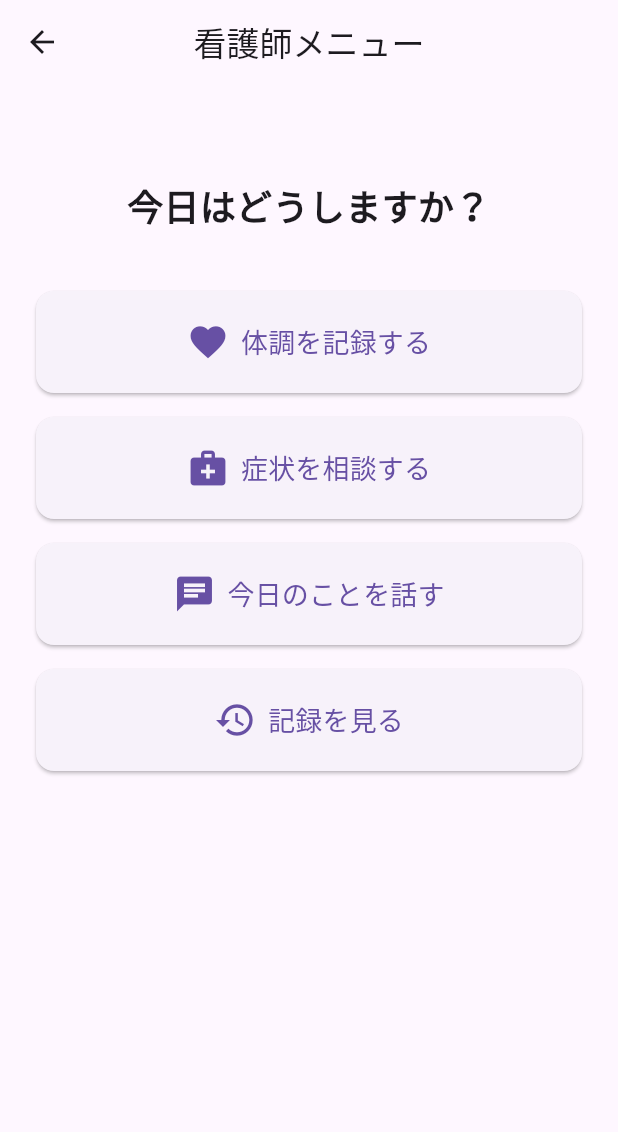
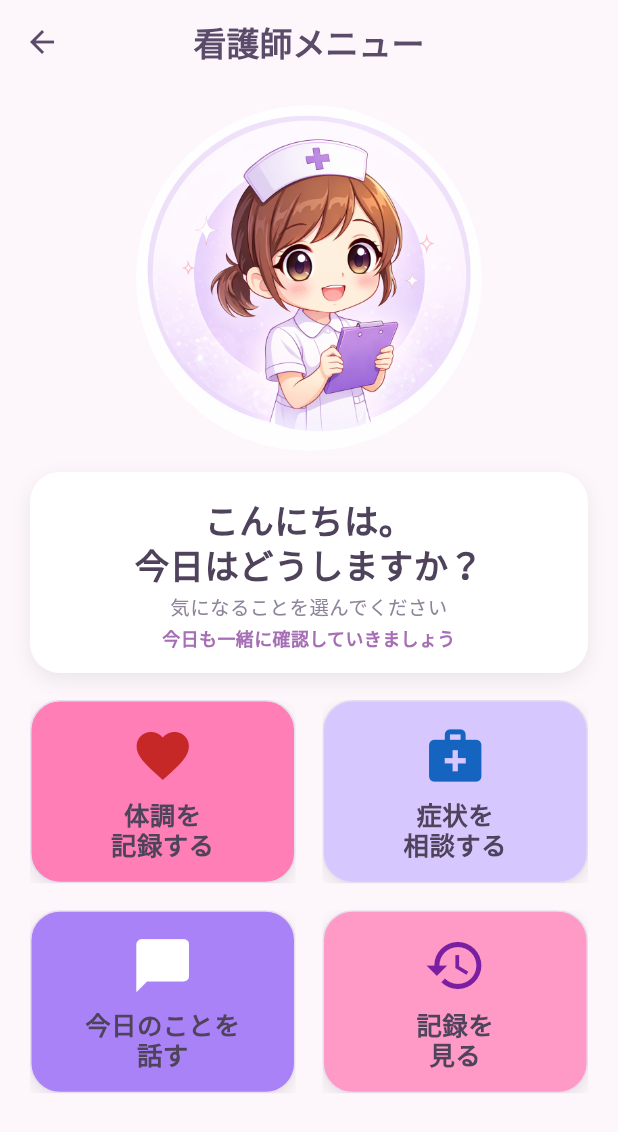
Before and after one commit to mikuishidaq6-del/medical_metaverse, a Flutter app: the NurseMenuScreen screen opened directly with empty values, on a phone screen of 412 x 824 dp. Shown: the top 1132 px of the screen. Run offline on Flutter 3.47's test engine with Material 3 defaults, Android fonts, the phone set to English and light mode, and no system bars.

Commit message:
UI improvement: nurse menu screen design

```diff
--- a/lib/screens/health_history_screen.dart
+++ b/lib/screens/health_history_screen.dart
@@ -90,8 +90,7 @@ class _HealthHistoryScreenState extends State<HealthHistoryScreen> {
                     ),
                     SizedBox(height: 8),
                     Text(
-                      '最近体調が改善されているようですね。これまでの頑張りが報われています。
-引き続き、無理のない範囲でお過ごしください。',
+                      '最近体調が改善されているようですね。これまでの頑張りが報われています。引き続き、無理のない範囲でお過ごしください。',
                     ),
                   ],
                 ),
--- a/lib/screens/nurse_menu_screen.dart
+++ b/lib/screens/nurse_menu_screen.dart
@@ -7,33 +7,109 @@ class NurseMenuScreen extends StatelessWidget {
   final String diseaseType;
 
   const NurseMenuScreen({
-    Key? key,
+    super.key,
     required this.diseaseType,
-  }) : super(key: key);
+  });
 
   @override
   Widget build(BuildContext context) {
+    final double avatarRadius = MediaQuery.of(context).size.width * 0.28;
+
     return Scaffold(
+      backgroundColor: const Color(0xFFFDF7FB),
       appBar: AppBar(
-        title: const Text('看護師メニュー'),
+        backgroundColor: const Color(0xFFFDF7FB),
+        elevation: 0,
         centerTitle: true,
+        iconTheme: const IconThemeData(color: Color(0xFF5B4B6A)),
+        title: const Text(
+          '看護師メニュー',
+          style: TextStyle(
+            color: Color(0xFF5B4B6A),
+            fontWeight: FontWeight.bold,
           ),
-      body: Padding(
-        padding: const EdgeInsets.all(24.0),
+        ),
+      ),
+      body: SafeArea(
+        child: Padding(
+          padding: const EdgeInsets.symmetric(horizontal: 20, vertical: 10),
           child: Column(
-          crossAxisAlignment: CrossAxisAlignment.stretch,
             children: [
-            const SizedBox(height: 40),
-            const Text(
-              '今日はどうしますか？',
+              const SizedBox(height: 4),
+              CircleAvatar(
+                radius: avatarRadius,
+                backgroundColor: const Color(0xFFF7F0FF),
+                backgroundImage: const AssetImage('assets/nurse.png'),
+              ),
+              const SizedBox(height: 14),
+              Container(
+                width: double.infinity,
+                padding: const EdgeInsets.symmetric(
+                  horizontal: 18,
+                  vertical: 16,
+                ),
+                decoration: BoxDecoration(
+                  color: Colors.white,
+                  borderRadius: BorderRadius.circular(20),
+                  boxShadow: const [
+                    BoxShadow(
+                      color: Color(0x12000000),
+                      blurRadius: 10,
+                      offset: Offset(0, 4),
+                    ),
+                  ],
+                ),
+                child: const Column(
+                  children: [
+                    Text(
+                      'こんにちは。\n今日はどうしますか？',
                       textAlign: TextAlign.center,
-              style: TextStyle(fontSize: 24, fontWeight: FontWeight.bold),
+                      style: TextStyle(
+                        fontSize: 23,
+                        fontWeight: FontWeight.w800,
+                        color: Color(0xFF4F435B),
+                        height: 1.3,
                       ),
-            const SizedBox(height: 40),
-            _MenuButton(
+                    ),
+                    SizedBox(height: 6),
+                    Text(
+                      '気になることを選んでください',
+                      textAlign: TextAlign.center,
+                      style: TextStyle(
+                        fontSize: 13,
+                        color: Color(0xFF8E849A),
+                        height: 1.2,
+                      ),
+                    ),
+                    SizedBox(height: 6),
+                    Text(
+                      '今日も一緒に確認していきましょう',
+                      textAlign: TextAlign.center,
+                      style: TextStyle(
+                        fontSize: 12,
+                        color: Color(0xFFA66FB5),
+                        fontWeight: FontWeight.w600,
+                        height: 1.2,
+                      ),
+                    ),
+                  ],
+                ),
+              ),
+              const SizedBox(height: 18),
+              Expanded(
+                child: GridView.count(
+                  physics: const NeverScrollableScrollPhysics(),
+                  crossAxisCount: 2,
+                  crossAxisSpacing: 18,
+                  mainAxisSpacing: 18,
+                  childAspectRatio: 1.45,
+                  children: [
+                    _GridMenuButton(
                       icon: Icons.favorite,
-              title: '体調を記録する',
-              onPressed: () {
+                      title: '体調を\n記録する',
+                      backgroundColor: const Color(0xFFFF7EB6),
+                      iconColor: const Color(0xFFC62828),
+                      onTap: () {
                         Navigator.of(context).push(
                           MaterialPageRoute(
                             builder: (context) => const HealthRecordScreen(),
@@ -41,33 +117,39 @@ class NurseMenuScreen extends StatelessWidget {
                         );
                       },
                     ),
-            const SizedBox(height: 16),
-            _MenuButton(
+                    _GridMenuButton(
                       icon: Icons.medical_services,
-              title: '症状を相談する',
-              onPressed: () {
+                      title: '症状を\n相談する',
+                      backgroundColor: const Color(0xFFD7C7FF),
+                      iconColor: const Color(0xFF1565C0),
+                      onTap: () {
                         Navigator.of(context).push(
                           MaterialPageRoute(
-                    builder: (context) => SymptomConsultationScreen(),
+                            builder: (context) =>
+                                const SymptomConsultationScreen(),
                           ),
                         );
                       },
                     ),
-            const SizedBox(height: 16),
-            _MenuButton(
-              icon: Icons.chat,
-              title: '今日のことを話す',
-              onPressed: () {
+                    _GridMenuButton(
+                      icon: Icons.chat_bubble,
+                      title: '今日のことを\n話す',
+                      backgroundColor: const Color(0xFFAA82F7),
+                      iconColor: Colors.white,
+                      onTap: () {
                         ScaffoldMessenger.of(context).showSnackBar(
-                  const SnackBar(content: Text('準備中です...')),
+                          const SnackBar(
+                            content: Text('準備中です...'),
+                          ),
                         );
                       },
                     ),
-            const SizedBox(height: 16),
-            _MenuButton(
+                    _GridMenuButton(
                       icon: Icons.history,
-              title: '記録を見る',
-              onPressed: () {
+                      title: '記録を\n見る',
+                      backgroundColor: const Color(0xFFFF9AC7),
+                      iconColor: const Color(0xFF7B1FA2),
+                      onTap: () {
                         Navigator.of(context).push(
                           MaterialPageRoute(
                             builder: (context) => const HealthHistoryScreen(),
@@ -78,36 +160,78 @@ class NurseMenuScreen extends StatelessWidget {
                   ],
                 ),
               ),
-    );
-  }
-}
-
-class _MenuButton extends StatelessWidget {
-  final IconData icon;
-  final String title;
-  final VoidCallback onPressed;
-
-  const _MenuButton({
-    required this.icon,
-    required this.title,
-    required this.onPressed,
-  });
-
-  @override
-  Widget build(BuildContext context) {
-    return ElevatedButton.icon(
-      onPressed: onPressed,
-      icon: Icon(icon, size: 28),
-      label: Text(
-        title,
-        style: const TextStyle(fontSize: 18),
+            ],
           ),
-      style: ElevatedButton.styleFrom(
-        padding: const EdgeInsets.symmetric(vertical: 20),
-        shape: RoundedRectangleBorder(
-          borderRadius: BorderRadius.circular(12),
         ),
       ),
     );
   }
 }
+
+class _GridMenuButton extends StatelessWidget {
+  final IconData icon;
+  final String title;
+  final Color backgroundColor;
+  final Color iconColor;
+  final VoidCallback onTap;
+
+  const _GridMenuButton({
+    required this.icon,
+    required this.title,
+    required this.backgroundColor,
+    required this.iconColor,
+    required this.onTap,
+  });
+
+  @override
+  Widget build(BuildContext context) {
+    return Material(
+      color: Colors.transparent,
+      child: InkWell(
+        onTap: onTap,
+        borderRadius: BorderRadius.circular(20),
+        child: Ink(
+          decoration: BoxDecoration(
+            color: backgroundColor,
+            borderRadius: BorderRadius.circular(20),
+            border: Border.all(
+              color: const Color(0xFFE6DDED),
+              width: 1,
+            ),
+            boxShadow: const [
+              BoxShadow(
+                color: Color(0x16000000),
+                blurRadius: 8,
+                offset: Offset(0, 4),
+              ),
+            ],
+          ),
+          child: Padding(
+            padding: const EdgeInsets.symmetric(horizontal: 10, vertical: 8),
+            child: Column(
+              mainAxisAlignment: MainAxisAlignment.center,
+              children: [
+                Icon(
+                  icon,
+                  size: 42,
+                  color: iconColor,
+                ),
+                const SizedBox(height: 8),
+                Text(
+                  title,
+                  textAlign: TextAlign.center,
+                  style: const TextStyle(
+                    fontSize: 17,
+                    height: 1.2,
+                    fontWeight: FontWeight.w700,
+                    color: Color(0xFF4F435B),
+                  ),
+                ),
+              ],
+            ),
+          ),
+        ),
+      ),
+    );
+  }
+}
--- a/lib/screens/symptom_consultation_screen.dart
+++ b/lib/screens/symptom_consultation_screen.dart
@@ -1,21 +1,23 @@
 import 'package:flutter/material.dart';
 
 class SymptomConsultationScreen extends StatelessWidget {
+  const SymptomConsultationScreen({super.key});
+
   @override
   Widget build(BuildContext context) {
     return Scaffold(
       appBar: AppBar(
-        title: Text('Symptom Consultation'),
+        title: const Text('Symptom Consultation'),
       ),
       body: Padding(
         padding: const EdgeInsets.all(16.0),
         child: Column(
           children: <Widget>[
-            TextField(
+            const TextField(
               decoration: InputDecoration(labelText: 'Enter your symptoms'),
               maxLines: 3,
             ),
-            SizedBox(height: 20),
+            const SizedBox(height: 20),
             ElevatedButton(
               onPressed: () {
                 // Logic for symptom analysis and danger detection goes here
@@ -27,7 +29,7 @@ class SymptomConsultationScreen extends StatelessWidget {
                   showNormalConsultation(context);
                 }
               },
-              child: Text('Consult'),
+              child: const Text('Consult'),
             ),
           ],
         ),
@@ -39,11 +41,11 @@ class SymptomConsultationScreen extends StatelessWidget {
     showDialog(
       context: context,
       builder: (context) => AlertDialog(
-        title: Text('Danger Alert'),
-        content: Text('Your symptoms indicate a potential emergency. Please seek immediate medical attention.'),
+        title: const Text('Danger Alert'),
+        content: const Text('Your symptoms indicate a potential emergency. Please seek immediate medical attention.'),
         actions: <Widget>[
           TextButton(
-            child: Text('OK'),
+            child: const Text('OK'),
             onPressed: () => Navigator.of(context).pop(),
           ),
         ],
@@ -55,11 +57,11 @@ class SymptomConsultationScreen extends StatelessWidget {
     showDialog(
       context: context,
       builder: (context) => AlertDialog(
-        title: Text('Normal Consultation'),
-        content: Text('Your symptoms appear to be non-critical. Please consult a healthcare provider if symptoms persist.'),
+        title: const Text('Normal Consultation'),
+        content: const Text('Your symptoms appear to be non-critical. Please consult a healthcare provider if symptoms persist.'),
         actions: <Widget>[
           TextButton(
-            child: Text('OK'),
+            child: const Text('OK'),
             onPressed: () => Navigator.of(context).pop(),
           ),
         ],
```
Also changed, not shown: pubspec.yaml (+7 -3 lines), assets/nurse.png (added), 1 other file. Lines whose indentation alone changed are shown as unchanged.
